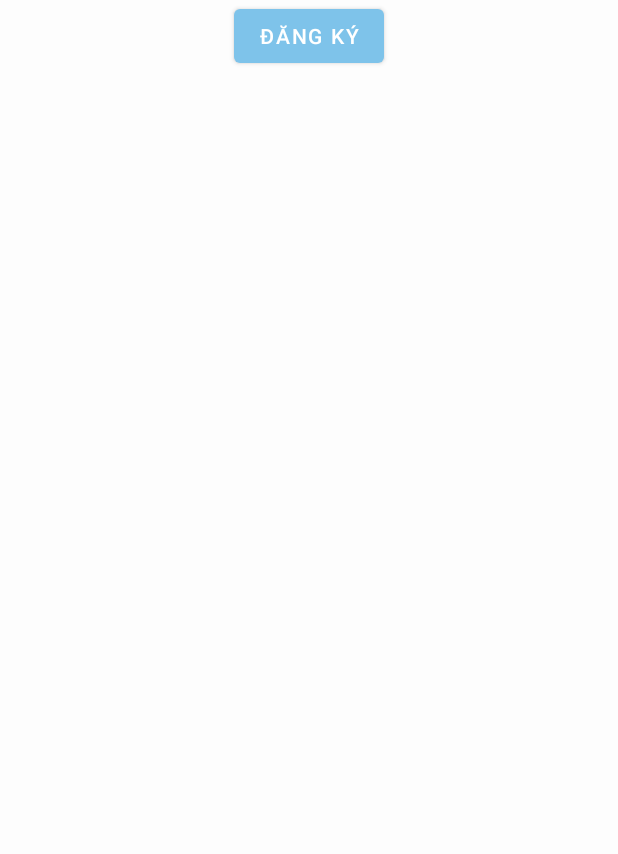
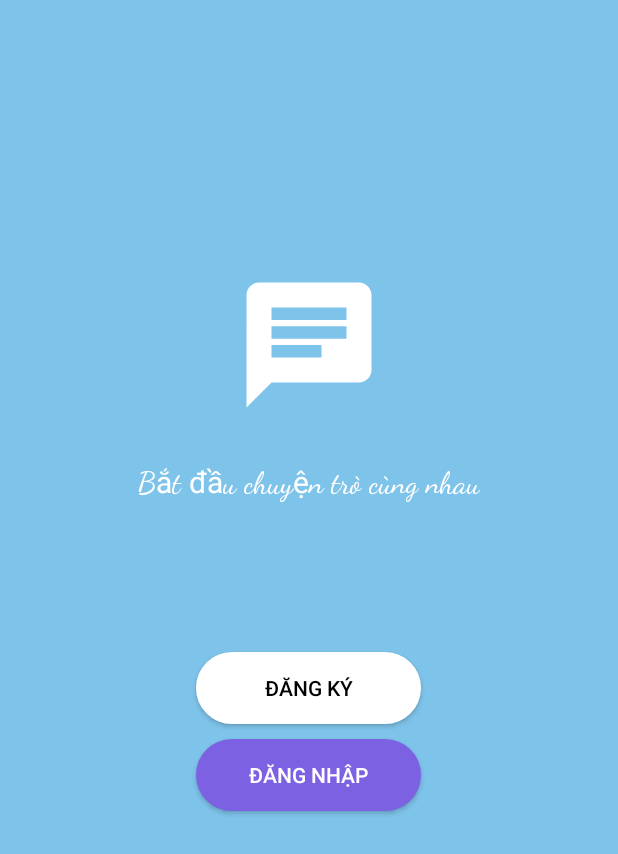
Before and after one commit to dinhnguyetquynh/Nhom4ChatApp, an Android app: the RegisterActivity screen opened directly, with no data from a screen before it, on a phone screen of 412 x 824 dp. Shown: the top 854 px of the screen. Run offline under Robolectric (Android 15) with nearby library versions, the phone set to English and light mode, and no system bars.

Commit message:
dangky.xml

```diff
--- a/app/src/main/AndroidManifest.xml
+++ b/app/src/main/AndroidManifest.xml
@@ -12,6 +12,9 @@
         android:supportsRtl="true"
         android:theme="@style/Theme.Nhom4_ChatAppAndroid"
         tools:targetApi="31">
+        <activity
+            android:name=".FormRegisterActivity"
+            android:exported="false" />
         <activity
             android:name=".RegisterActivity"
             android:exported="false" />
--- a/app/src/main/res/layout/activity_register.xml
+++ b/app/src/main/res/layout/activity_register.xml
@@ -5,13 +5,51 @@
     android:layout_width="match_parent"
     android:layout_height="match_parent"
     android:orientation="vertical"
-    tools:context=".RegisterActivity">
+    tools:context=".RegisterActivity"
+    android:background="@color/blue_sky">
+
+    <ImageView
+        android:layout_width="100dp"
+        android:layout_height="160dp"
+        android:layout_gravity="center"
+        android:layout_marginTop="150dp"
+        android:src="@drawable/chat_icon"
+        app:tint="@color/white" />
+
+    <TextView
+        android:layout_width="wrap_content"
+        android:layout_height="wrap_content"
+        android:text="Bắt đầu chuyện trò cùng nhau"
+        android:layout_gravity="center"
+        android:textColor="@color/white"
+        android:textSize="20dp"
+        android:fontFamily="cursive"
+        />
 
     <Button
         android:id="@+id/btnDangKy"
-        android:layout_width="100dp"
+        android:layout_width="150dp"
         android:layout_height="wrap_content"
+        android:layout_gravity="center"
+        android:layout_marginTop="100dp"
+        android:backgroundTint="@color/white"
         android:text="Đăng ký"
+        android:textColor="@color/black"
+        android:background="@drawable/btn_rounded_corner"
+        />
+
+    <Button
+        android:id="@+id/btnDangNhap"
+        android:layout_width="150dp"
+        android:layout_height="wrap_content"
         android:layout_gravity="center"
+        android:layout_marginTop="10dp"
+        android:background="@drawable/btn_rounded_corner"
+        android:backgroundTint="#7D61E3"
+        android:text="Đăng nhập"
+        android:textColor="@color/white"
+
         />
+
+
 </LinearLayout>
--- a/app/src/main/res/values-night/themes.xml
+++ b/app/src/main/res/values-night/themes.xml
@@ -1,6 +1,6 @@
 <resources xmlns:tools="http://schemas.android.com/tools">
     <!-- Base application theme. -->
-    <style name="Theme.Nhom4_ChatAppAndroid" parent="Theme.MaterialComponents.DayNight.NoActionBar">
+    <style name="Theme.Nhom4_ChatAppAndroid" parent="Theme.AppCompat.Light.NoActionBar">
         <!-- Customize your dark theme here. -->
         <!-- <item name="colorPrimary">@color/my_dark_primary</item> -->
         <item name="colorPrimary">@color/blue_sky</item>
--- a/app/src/main/res/values/themes.xml
+++ b/app/src/main/res/values/themes.xml
@@ -1,6 +1,6 @@
 <resources xmlns:tools="http://schemas.android.com/tools">
     <!-- Base application theme. -->
-    <style name="Theme.Nhom4_ChatAppAndroid" parent="Theme.MaterialComponents.DayNight.NoActionBar">
+    <style name="Theme.Nhom4_ChatAppAndroid" parent="Theme.AppCompat.Light.NoActionBar">
         <!-- Customize your light theme here. -->
         <!-- <item name="colorPrimary">@color/my_light_primary</item> -->
         <item name="colorPrimary">@color/blue_sky</item>
```
Also changed, not shown: app/src/main/java/com/example/nhom4_chatappandroid/FormRegisterActivity.java (added, +14 -0 lines), app/src/main/res/layout/activity_form_register.xml (added, +82 -0 lines).
